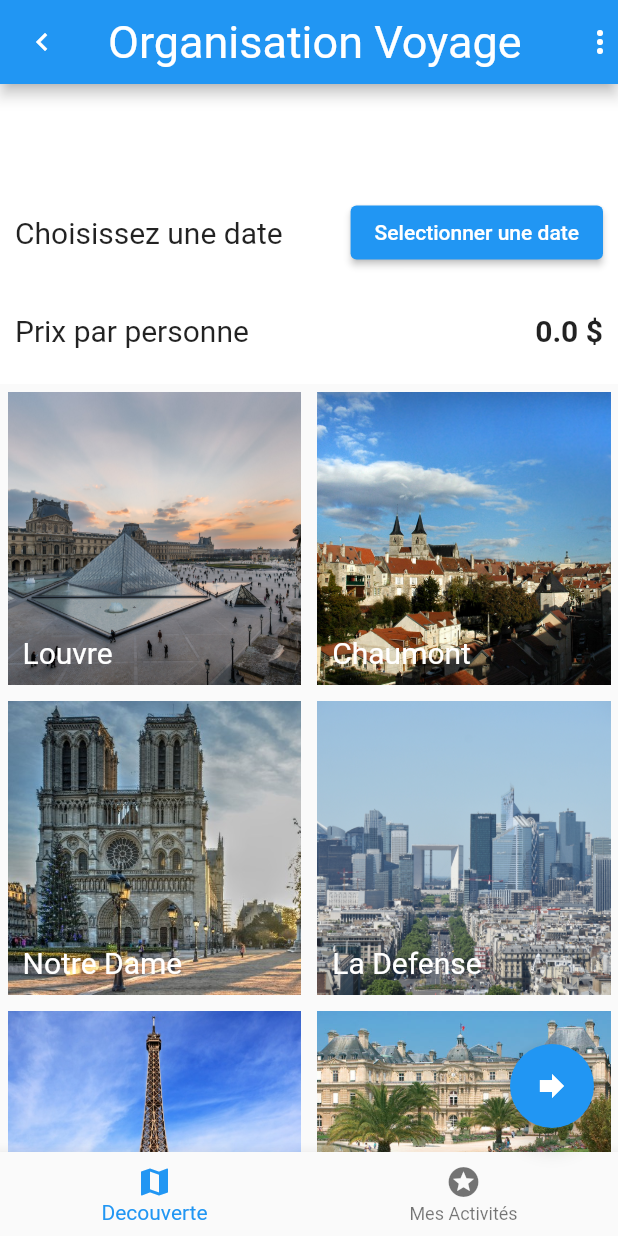
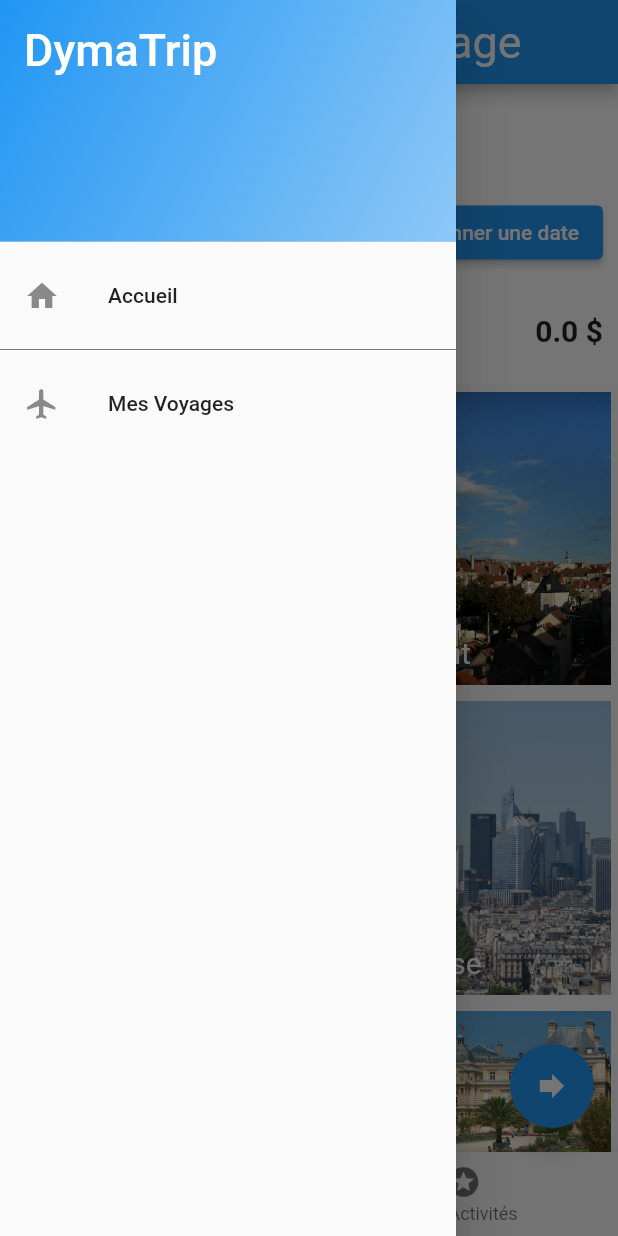
Before and after one commit to andressegeo/TripTrav, a Flutter app: the CityView screen opened directly with empty values, with the side drawer open (before the commit the screen has no drawer), on a phone screen of 412 x 824 dp. Run offline on Flutter 3.47's test engine with Material 2 defaults, Android fonts, the phone set to English and light mode, and no system bars.

Commit message:
:sparkles: draawer implemented 1114 #13

```diff
--- a/lib/views/city/city_view.dart
+++ b/lib/views/city/city_view.dart
@@ -1,5 +1,6 @@
 import 'package:flutter/material.dart';
-import 'package:project_dyma_end/views/home/home_view.dart';
+import '../../views/home/home_view.dart';
+import '../../widgets/dyma_drawer.dart';
 import '../../models/city_model.dart';
 
 import '../../models/activity_model.dart';
@@ -189,13 +190,13 @@ class _CityState extends State<CityView> with WidgetsBindingObserver {
   Widget build(BuildContext context) {
     return Scaffold(
       appBar: AppBar(
-        leading: IconButton(
-          icon: Icon(Icons.chevron_left),
-          onPressed: () => Navigator.pop(context),
-        ),
-        actions: [Icon(Icons.more_vert)],
+        // leading: IconButton(
+        //   icon: Icon(Icons.chevron_left),
+        //   onPressed: () => Navigator.pop(context),
+        // ),
         title: Text("Organisation Voyage"),
       ),
+      drawer: DymaDrawer(),
       body: Container(
         // padding: EdgeInsets.all(10),
         child: widget.showContext(
--- a/lib/views/home/home_view.dart
+++ b/lib/views/home/home_view.dart
@@ -1,4 +1,5 @@
 import 'package:flutter/material.dart';
+import 'package:project_dyma_end/widgets/dyma_drawer.dart';
 import '../../widgets/ask_modal.dart';
 import '../../models/city_model.dart';
 import 'widgets/city_card.dart';
@@ -27,10 +28,11 @@ class _HomeState extends State<HomeView> {
   Widget build(BuildContext context) {
     return Scaffold(
       appBar: AppBar(
-        leading: Icon(Icons.home),
+        // leading: Icon(Icons.home),
         title: Text("DymaTrip"),
         actions: [Icon(Icons.more_vert)],
       ),
+      drawer: DymaDrawer(),
       body: Container(
         padding: EdgeInsets.all(10),
         child: Column(
--- /dev/null
+++ b/lib/widgets/dyma_drawer.dart
@@ -0,0 +1,51 @@
+import 'package:flutter/material.dart';
+import '../views/home/home_view.dart';
+
+class DymaDrawer extends StatelessWidget {
+  @override
+  Widget build(BuildContext context) {
+    return Drawer(
+      child: ListView(
+        children: [
+          DrawerHeader(
+            child: Text(
+              "DymaTrip",
+              style: TextStyle(
+                color: Colors.white,
+                fontSize: 30,
+              ),
+            ),
+            decoration: BoxDecoration(
+              gradient: LinearGradient(
+                colors: [
+                  Theme.of(context).primaryColor,
+                  Theme.of(context).primaryColor.withOpacity(
+                      0.5), // Opacity la transparence, 0 c'est transparent, 1 c'est opaque
+                ],
+                begin: Alignment.topLeft,
+                end: Alignment.bottomRight,
+              ),
+            ),
+          ),
+          ListTile(
+            leading: Icon(Icons.home),
+            title: Text("Accueil"),
+            onTap: () {
+              Navigator.pushNamed(context, HomeView.routeName);
+            },
+          ),
+          Divider(
+            color: Colors.grey[600],
+          ),
+          ListTile(
+            leading: Icon(
+              Icons.flight,
+            ),
+            title: Text("Mes Voyages"),
+            onTap: () {},
+          )
+        ],
+      ),
+    );
+  }
+}
```
